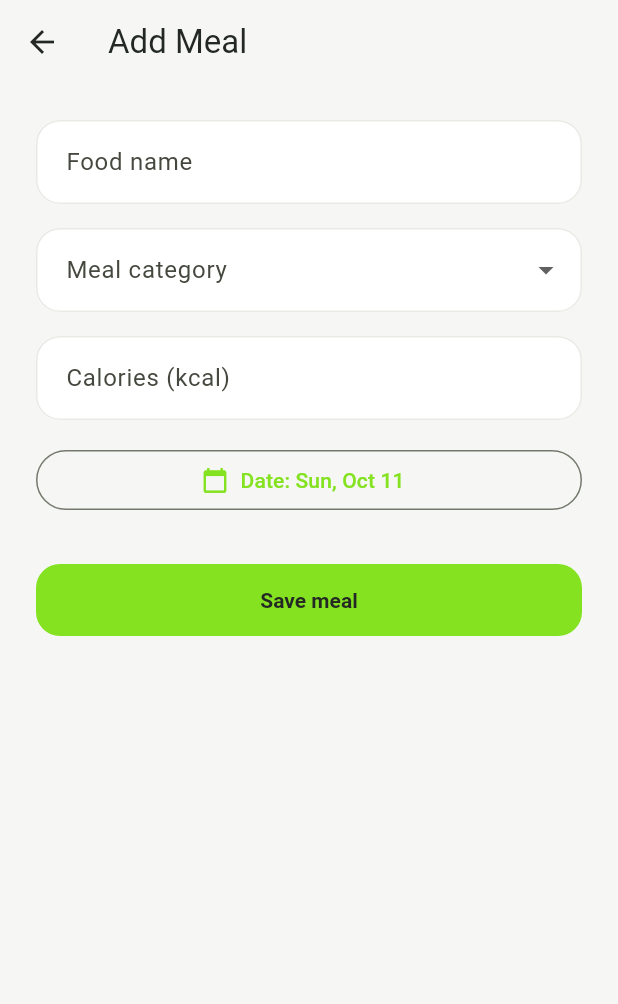
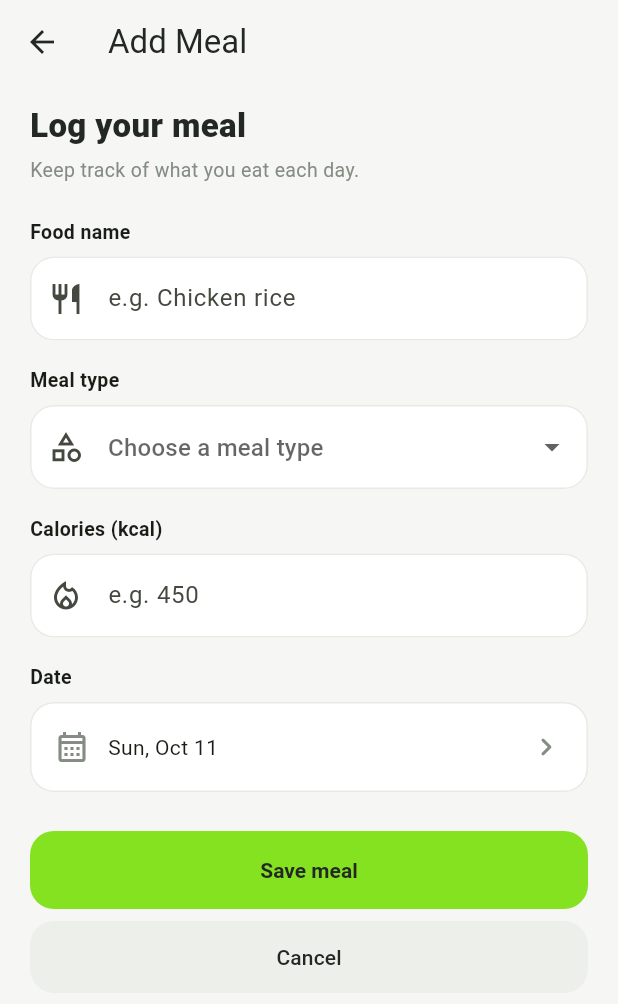
Before and after one commit to HAO9981/Fittrack, a Flutter app: the AddMealScreen screen opened directly, on a phone screen of 412 x 824 dp. Shown: the top 1004 px of the screen. Run offline on Flutter 3.47's test engine with Material 3 defaults, Android fonts, the phone set to English and light mode, and no system bars; our stand-ins replace cloud_firestore, firebase_auth, firebase_core; accounts and stored records are empty.

Commit message:
Polish workout and meal forms for FitTrack design

```diff
--- a/lib/src/screens/nutrition/meal_form.dart
+++ b/lib/src/screens/nutrition/meal_form.dart
@@ -84,48 +84,75 @@ class _MealFormState extends State<MealForm> {
 
   @override
   Widget build(BuildContext context) => Padding(
-        padding: const EdgeInsets.all(24),
+        padding: const EdgeInsets.fromLTRB(20, 12, 20, 24),
         child: SingleChildScrollView(
           child: Form(
             key: _formKey,
             child: Column(
               crossAxisAlignment: CrossAxisAlignment.stretch,
               children: [
+                const Text('Log your meal', style: TextStyle(fontSize: 22, fontWeight: FontWeight.w800, color: Color(0xFF232824))),
+                const SizedBox(height: 5),
+                const Text('Keep track of what you eat each day.', style: TextStyle(fontSize: 13, color: Color(0xFF858C83))),
+                const SizedBox(height: 22),
+                const Text('Food name', style: TextStyle(fontSize: 13, fontWeight: FontWeight.w700)),
+                const SizedBox(height: 7),
                 TextFormField(
                   controller: _foodNameController,
                   textCapitalization: TextCapitalization.words,
-                  decoration: const InputDecoration(labelText: 'Food name'),
+                  decoration: const InputDecoration(hintText: 'e.g. Chicken rice', prefixIcon: Icon(Icons.restaurant_outlined)),
                   validator: (value) => value == null || value.trim().isEmpty ? 'Enter a food name.' : null,
                 ),
-                const SizedBox(height: 16),
+                const SizedBox(height: 17),
+                const Text('Meal type', style: TextStyle(fontSize: 13, fontWeight: FontWeight.w700)),
+                const SizedBox(height: 7),
                 DropdownButtonFormField<String>(
                   value: _category,
-                  decoration: const InputDecoration(labelText: 'Meal category'),
+                  decoration: const InputDecoration(prefixIcon: Icon(Icons.category_outlined), hintText: 'Choose a meal type'),
                   items: _categories.map((category) => DropdownMenuItem(value: category, child: Text(category))).toList(),
                   onChanged: (value) => setState(() => _category = value),
                   validator: (value) => value == null ? 'Select a meal category.' : null,
                 ),
-                const SizedBox(height: 16),
+                const SizedBox(height: 17),
+                const Text('Calories (kcal)', style: TextStyle(fontSize: 13, fontWeight: FontWeight.w700)),
+                const SizedBox(height: 7),
                 TextFormField(
                   controller: _caloriesController,
                   keyboardType: TextInputType.number,
-                  decoration: const InputDecoration(labelText: 'Calories (kcal)'),
+                  decoration: const InputDecoration(hintText: 'e.g. 450', prefixIcon: Icon(Icons.local_fire_department_outlined)),
                   validator: (value) {
                     final calories = int.tryParse(value ?? '');
                     return calories == null || calories <= 0 ? 'Enter a positive calorie value.' : null;
                   },
                 ),
-                const SizedBox(height: 16),
-                OutlinedButton.icon(
-                  onPressed: _selectDate,
-                  icon: const Icon(Icons.calendar_today),
-                  label: Text('Date: ${MaterialLocalizations.of(context).formatMediumDate(_date)}'),
+                const SizedBox(height: 17),
+                const Text('Date', style: TextStyle(fontSize: 13, fontWeight: FontWeight.w700)),
+                const SizedBox(height: 7),
+                InkWell(
+                  onTap: _selectDate,
+                  borderRadius: BorderRadius.circular(16),
+                  child: Container(
+                    padding: const EdgeInsets.symmetric(horizontal: 15, vertical: 17),
+                    decoration: BoxDecoration(color: Colors.white, border: Border.all(color: const Color(0xFFE8EBE5)), borderRadius: BorderRadius.circular(16)),
+                    child: Row(children: [
+                      const Icon(Icons.calendar_month_outlined, color: Color(0xFF858C83)),
+                      const SizedBox(width: 12),
+                      Expanded(child: Text(MaterialLocalizations.of(context).formatMediumDate(_date), style: const TextStyle(fontSize: 14))),
+                      const Icon(Icons.chevron_right_rounded, color: Color(0xFF858C83)),
+                    ]),
+                  ),
                 ),
-                const SizedBox(height: 32),
-                ElevatedButton(
+                const SizedBox(height: 26),
+                SizedBox(height: 52, child: ElevatedButton(
                   onPressed: _isSaving ? null : _save,
                   child: Text(_isSaving ? 'Saving...' : widget.submitLabel),
-                ),
+                )),
+                const SizedBox(height: 8),
+                SizedBox(height: 48, child: OutlinedButton(
+                  onPressed: _isSaving ? null : () => Navigator.of(context).pop(),
+                  style: OutlinedButton.styleFrom(side: BorderSide.none, backgroundColor: const Color(0xFFEDEFEA), foregroundColor: const Color(0xFF232824), shape: RoundedRectangleBorder(borderRadius: BorderRadius.circular(16))),
+                  child: const Text('Cancel'),
+                )),
               ],
             ),
           ),
```
Also changed, not shown: lib/src/screens/workout/workout_form.dart (+41 -14 lines).
